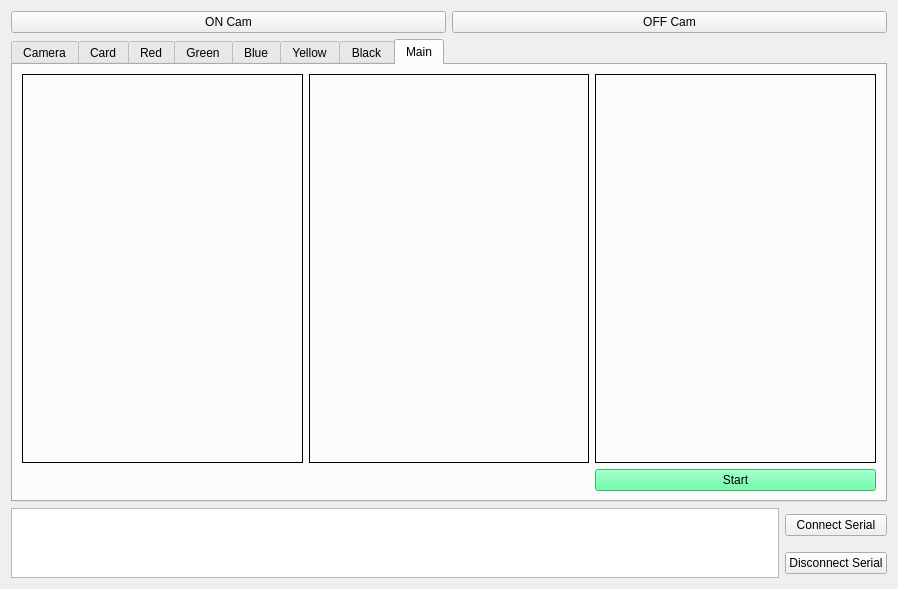
Qt form demo2gui.ui (NickPolakrit/ImagePro67Gui) before a commit.
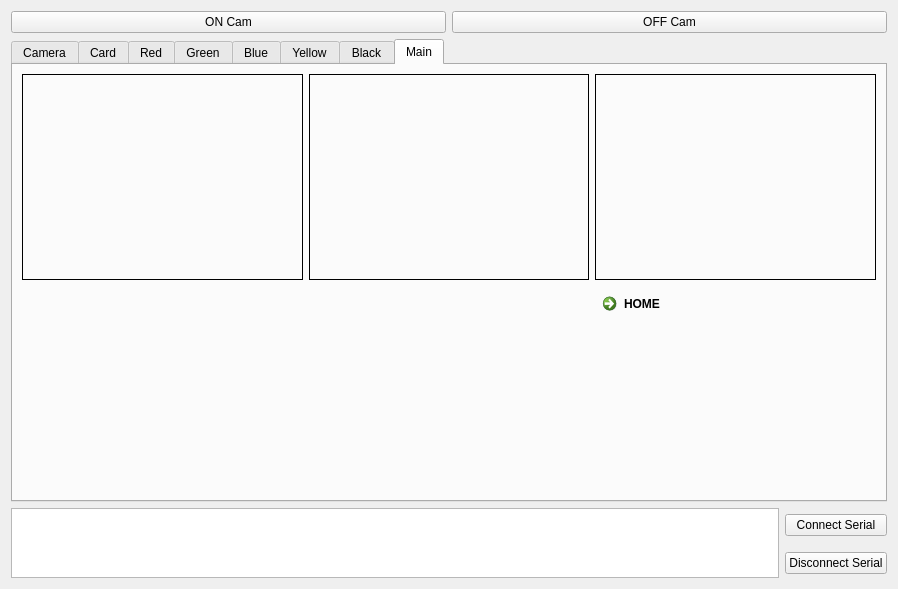
The same form after that commit. The open tabs and pages were chosen to show the change.

```diff
--- a/demo2gui.ui
+++ b/demo2gui.ui
@@ -1275,8 +1275,8 @@
        <string>Main</string>
       </attribute>
       <layout class="QGridLayout" name="gridLayout_21">
-       <item row="0" column="0">
-        <widget class="QLabel" name="card_output_3">
+       <item row="0" column="2">
+        <widget class="QLabel" name="card_output3">
          <property name="frameShape">
           <enum>QFrame::Box</enum>
          </property>
@@ -1285,7 +1285,7 @@
          </property>
         </widget>
        </item>
-       <item row="0" column="1">
+       <item row="0" column="0">
         <widget class="QLabel" name="card_output">
          <property name="frameShape">
           <enum>QFrame::Box</enum>
@@ -1295,8 +1295,8 @@
          </property>
         </widget>
        </item>
-       <item row="0" column="2">
-        <widget class="QLabel" name="card_output_2">
+       <item row="0" column="1">
+        <widget class="QLabel" name="card_output2">
          <property name="frameShape">
           <enum>QFrame::Box</enum>
          </property>
@@ -1306,28 +1306,16 @@
         </widget>
        </item>
        <item row="1" column="2">
-        <widget class="QPushButton" name="start_card">
-         <property name="enabled">
-          <bool>true</bool>
-         </property>
+        <widget class="QCommandLinkButton" name="commandLinkButton">
          <property name="styleSheet">
           <string notr="true">QPushButton{
-    background-color:rgb(70, 255, 148)
+    background-color:rgb(255, 249, 0)
 }
 
 </string>
          </property>
          <property name="text">
-          <string>Start</string>
-         </property>
-         <property name="autoDefault">
-          <bool>false</bool>
-         </property>
-         <property name="default">
-          <bool>false</bool>
-         </property>
-         <property name="flat">
-          <bool>false</bool>
+          <string>HOME</string>
          </property>
         </widget>
        </item>
```
Left out of the diff: 2 changed lines with no effect on the pictures.
